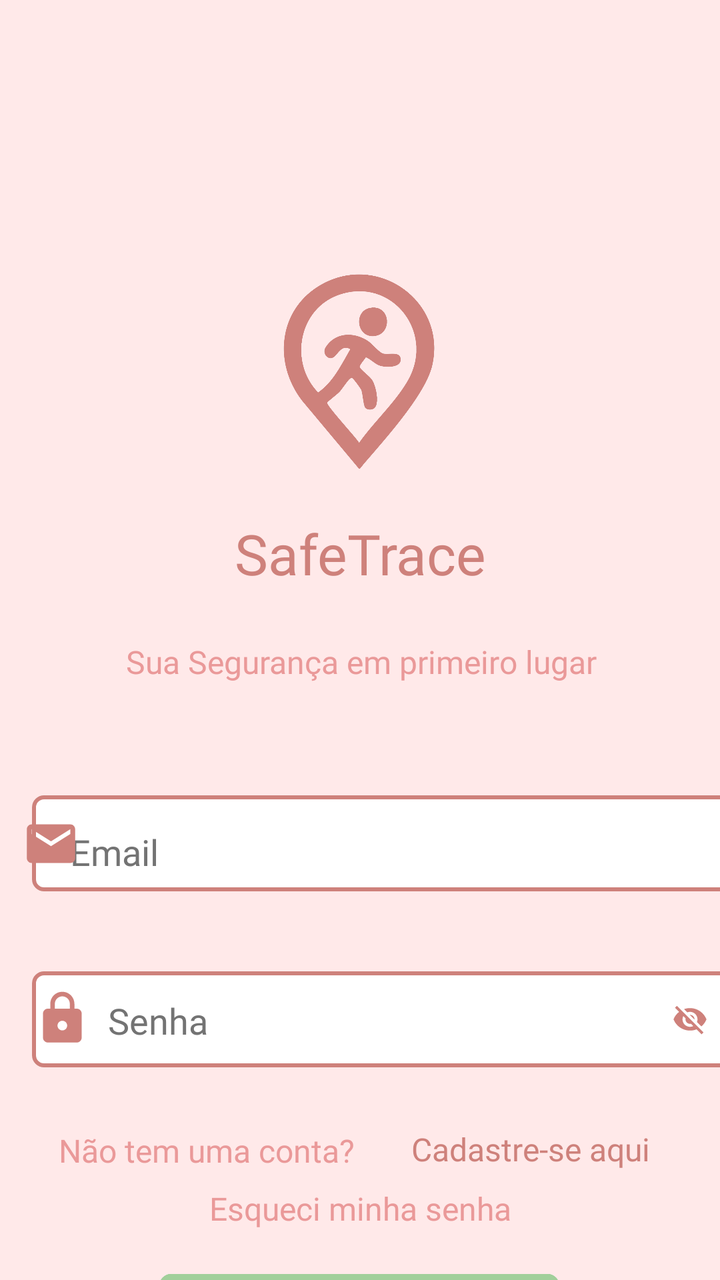
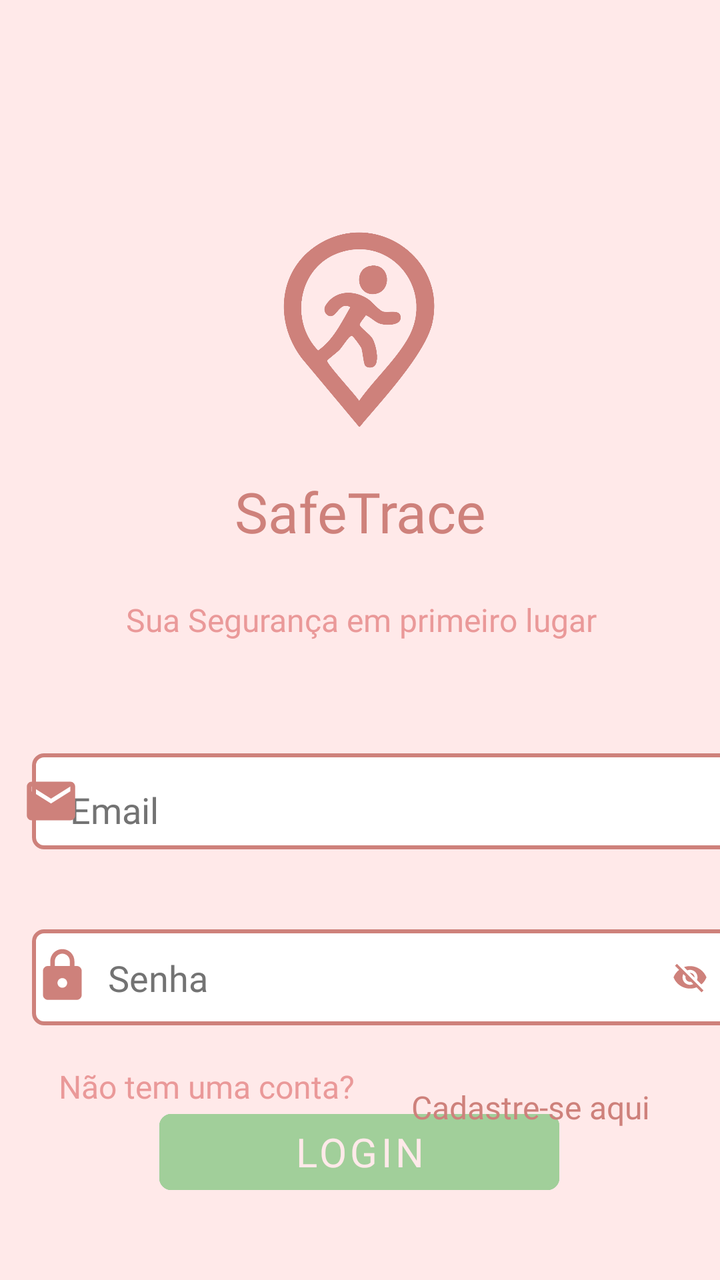

Screens rendered from an Android XML layout before and after an edit, with the pre-edit source and the edit as a unified diff.
<!-- AndroidManifest.xml: application theme Theme.SafeTrace -->
<!-- res/layout/activity_login.xml -->
<?xml version="1.0" encoding="utf-8"?>
<androidx.constraintlayout.widget.ConstraintLayout xmlns:android="http://schemas.android.com/apk/res/android"
    xmlns:app="http://schemas.android.com/apk/res-auto"
    xmlns:tools="http://schemas.android.com/tools"
    android:layout_width="match_parent"
    android:layout_height="match_parent"
    android:id="@+id/login"
    android:background="@color/fundo">

    

    <androidx.constraintlayout.widget.Guideline
        android:id="@+id/guidelineBordaTopo"
        android:layout_width="wrap_content"
        android:layout_height="wrap_content"
        android:orientation="horizontal"
        app:layout_constraintGuide_begin="200dp" />

    <androidx.constraintlayout.widget.Guideline
        android:id="@+id/guidelineBordaEsquerda"
        android:layout_width="wrap_content"
        android:layout_height="wrap_content"
        android:orientation="vertical"
        app:layout_constraintGuide_begin="16dp" />

    <androidx.constraintlayout.widget.Guideline
        android:id="@+id/guidelineBordaDireita"
        android:layout_width="wrap_content"
        android:layout_height="wrap_content"
        android:orientation="vertical"
        app:layout_constraintGuide_end="16dp" />

    <androidx.constraintlayout.widget.Guideline
        android:id="@+id/guidelineBordaFim"
        android:layout_width="wrap_content"
        android:layout_height="wrap_content"
        android:orientation="horizontal"
        app:layout_constraintGuide_end="200dp" />


    

    <ImageView
        android:id="@+id/imageViewLogo"
        android:layout_width="104dp"
        android:layout_height="103dp"
        android:layout_marginTop="135dp"
        android:layout_marginBottom="10dp"
        app:layout_constraintBottom_toTopOf="@+id/textTitulo"
        app:layout_constraintEnd_toStartOf="@+id/guidelineBordaDireita"
        app:layout_constraintHorizontal_bias="0.498"
        app:layout_constraintStart_toStartOf="@+id/guidelineBordaEsquerda"
        app:layout_constraintTop_toTopOf="parent"
        app:srcCompat="@drawable/icone" />

    <TextView
        android:id="@+id/textTitulo"
        android:layout_width="215dp"
        android:layout_height="42dp"
        android:layout_marginTop="10dp"
        android:layout_marginBottom="10dp"
        android:fontFamily="@font/poppins_semibold"
        android:text="SafeTrace"
        android:textAlignment="center"
        android:textColor="@color/primaria"
        android:textSize="28sp"
        app:layout_constraintBottom_toTopOf="@+id/textViewSuaSegurança"
        app:layout_constraintEnd_toStartOf="@+id/guidelineBordaDireita"
        app:layout_constraintStart_toStartOf="@+id/guidelineBordaEsquerda"
        app:layout_constraintTop_toBottomOf="@+id/imageViewLogo" />


    


    

    <com.google.android.material.button.MaterialButton
        android:id="@+id/buttonBordaLogin"
        android:layout_width="360dp"
        android:layout_height="60dp"
        android:layout_marginTop="20dp"
        android:backgroundTint="@color/white"
        android:fontFamily="@font/poppins"
        android:stateListAnimator="@null"
        android:text="                        "
        android:textColor="@color/primaria"
        app:cornerRadius="6dp"
        app:layout_constraintBottom_toTopOf="@+id/buttonBordaSenha"
        app:layout_constraintEnd_toStartOf="@+id/guidelineBordaDireita"
        app:layout_constraintHorizontal_bias="0.0"
        app:layout_constraintStart_toStartOf="@+id/guidelineBordaEsquerda"
        app:layout_constraintTop_toBottomOf="@+id/textViewSuaSegurança"
        app:rippleColor="@color/primaria"
        app:strokeColor="@color/primaria"
        app:strokeWidth="2dp" />

    <EditText
        android:id="@+id/editTextLogin"
        android:layout_width="290dp"
        android:layout_height="25dp"
        android:background="@android:color/transparent"
        android:ems="10"
        android:fontFamily="@font/poppins"
        android:hint="Email"
        android:inputType="textEmailAddress"
        android:textAlignment="viewStart"
        android:textColor="@color/cinza"
        android:textColorHint="@color/cinza"
        android:textSize="18sp"
        app:layout_constraintBottom_toBottomOf="@+id/buttonBordaLogin"
        app:layout_constraintEnd_toStartOf="@+id/guidelineBordaDireita"
        app:layout_constraintStart_toStartOf="@+id/buttonBordaLogin"
        app:layout_constraintTop_toTopOf="@+id/buttonBordaLogin"
        app:layout_constraintVertical_bias="0.62" />

    

    <com.google.android.material.button.MaterialButton
        android:id="@+id/buttonBordaSenha"
        android:layout_width="360dp"
        android:layout_height="60dp"
        android:layout_marginTop="28dp"
        android:layout_marginBottom="12dp"
        android:backgroundTint="@color/white"
        android:fontFamily="@font/poppins"
        android:stateListAnimator="@null"
        android:text="                        "
        android:textColor="@color/primaria"
        app:cornerRadius="6dp"
        app:layout_constraintBottom_toTopOf="@+id/textViewCadastro"
        app:layout_constraintEnd_toStartOf="@+id/guidelineBordaDireita"
        app:layout_constraintHorizontal_bias="0.0"
        app:layout_constraintStart_toStartOf="@+id/guidelineBordaEsquerda"
        app:layout_constraintTop_toBottomOf="@+id/buttonBordaLogin"
        app:rippleColor="@color/primaria"
        app:strokeColor="@color/primaria"
        app:strokeWidth="2dp" />

    <EditText
        android:id="@+id/editTextSenha"
        android:layout_width="0dp"
        android:layout_height="27dp"
        android:layout_marginStart="8dp"
        android:layout_marginEnd="8dp"
        android:background="@android:color/transparent"
        android:ems="10"
        android:fontFamily="@font/poppins"
        android:hint="Senha"
        android:inputType="textPassword"
        android:textAlignment="viewStart"
        android:textColorHint="@color/cinza"
        android:textSize="18sp"
        app:layout_constraintBottom_toBottomOf="@+id/buttonBordaSenha"
        app:layout_constraintEnd_toStartOf="@+id/imageViewToggleSenha"
        app:layout_constraintStart_toEndOf="@+id/imageView6"
        app:layout_constraintTop_toTopOf="@+id/buttonBordaSenha"
        app:layout_constraintVertical_bias="0.515" />

    <ImageView
        android:id="@+id/imageViewToggleSenha"
        android:layout_width="30dp"
        android:layout_height="30dp"
        android:layout_marginStart="8dp"
        android:layout_marginEnd="16dp"
        android:background="?attr/selectableItemBackgroundBorderless"
        android:clickable="true"
        android:focusable="true"
        android:padding="6dp"
        app:layout_constraintBottom_toBottomOf="@+id/buttonBordaSenha"
        app:layout_constraintEnd_toEndOf="@+id/buttonBordaSenha"
        app:layout_constraintStart_toEndOf="@+id/editTextSenha"
        app:layout_constraintTop_toTopOf="@+id/buttonBordaSenha"
        app:layout_constraintVertical_bias="0.5"
        app:srcCompat="@drawable/baseline_visibility_off_24" />

    

    <com.google.android.material.button.MaterialButton
        android:id="@+id/buttonLogin"
        android:layout_width="200dp"
        android:layout_height="50dp"
        android:layout_marginTop="8dp"
        android:layout_marginBottom="39dp"
        android:backgroundTint="@color/verde"
        android:fontFamily="@font/poppins_semibold"
        android:stateListAnimator="@null"
        android:text="Login"
        android:textAlignment="center"
        android:textColor="@color/fundo"
        android:textSize="20sp"
        app:cornerRadius="6dp"
        app:layout_constraintBottom_toBottomOf="parent"
        app:layout_constraintEnd_toStartOf="@+id/guidelineBordaDireita"
        app:layout_constraintHorizontal_bias="0.497"
        app:layout_constraintStart_toStartOf="@+id/guidelineBordaEsquerda"
        app:layout_constraintTop_toBottomOf="@+id/textViewEsqueciSenha"
        app:rippleColor="@color/verde"
        app:strokeColor="@color/verde"
        app:strokeWidth="2dp" />

    <TextView
        android:id="@+id/textViewCadastro"
        android:layout_width="wrap_content"
        android:layout_height="wrap_content"
        android:layout_marginStart="14dp"
        android:layout_marginTop="12dp"
        android:layout_marginEnd="45dp"
        android:layout_marginBottom="8dp"
        android:fontFamily="@font/poppins_semibold"
        android:text="Cadastre-se aqui"
        android:textAlignment="center"
        android:textColor="@color/primaria"
        android:textSize="16sp"
        app:layout_constraintBottom_toTopOf="@+id/textViewEsqueciSenha"
        app:layout_constraintEnd_toEndOf="parent"
        app:layout_constraintStart_toEndOf="@+id/textViewNaoConta"
        app:layout_constraintTop_toBottomOf="@+id/buttonBordaSenha" />

    <TextView
        android:id="@+id/textViewNaoConta"
        android:layout_width="wrap_content"
        android:layout_height="wrap_content"
        android:layout_marginStart="39dp"
        android:layout_marginTop="25dp"
        android:layout_marginEnd="14dp"
        android:layout_marginBottom="8dp"
        android:fontFamily="@font/poppins"
        android:text="Não tem uma conta?"
        android:textColor="@color/primaria_variacao"
        android:textSize="16sp"
        app:layout_constraintBottom_toTopOf="@+id/textViewEsqueciSenha"
        app:layout_constraintEnd_toStartOf="@+id/textViewCadastro"
        app:layout_constraintStart_toStartOf="parent"
        app:layout_constraintTop_toBottomOf="@+id/buttonBordaSenha" />

    <TextView
        android:id="@+id/textViewEsqueciSenha"
        android:layout_width="wrap_content"
        android:layout_height="wrap_content"
        android:layout_marginTop="60dp"
        android:layout_marginBottom="8dp"
        android:fontFamily="@font/poppins"
        android:text="Esqueci minha senha"
        android:textColor="@color/primaria_variacao"
        android:textSize="16sp"
        app:layout_constraintBottom_toTopOf="@+id/buttonLogin"
        app:layout_constraintEnd_toStartOf="@+id/guidelineBordaDireita"
        app:layout_constraintStart_toStartOf="@+id/guidelineBordaEsquerda"
        app:layout_constraintTop_toBottomOf="@+id/buttonBordaSenha" />

    <TextView
        android:id="@+id/textViewSuaSegurança"
        android:layout_width="wrap_content"
        android:layout_height="wrap_content"
        android:layout_marginStart="70dp"
        android:layout_marginTop="10dp"
        android:layout_marginEnd="69dp"
        android:layout_marginBottom="30dp"
        android:fontFamily="@font/poppins"
        android:text="Sua Segurança em primeiro lugar"
        android:textColor="@color/primaria_variacao"
        android:textSize="16sp"
        app:layout_constraintBottom_toTopOf="@+id/buttonBordaLogin"
        app:layout_constraintEnd_toEndOf="parent"
        app:layout_constraintStart_toStartOf="parent"
        app:layout_constraintTop_toBottomOf="@+id/textTitulo" />

    <ImageView
        android:id="@+id/imageView5"
        android:layout_width="29dp"
        android:layout_height="29dp"
        app:layout_constraintBottom_toBottomOf="@+id/buttonBordaLogin"
        app:layout_constraintEnd_toStartOf="@+id/editTextLogin"
        app:layout_constraintStart_toStartOf="@+id/buttonBordaLogin"
        app:layout_constraintTop_toTopOf="@+id/buttonBordaLogin"
        app:srcCompat="@drawable/baseline_email_24" />

    <ImageView
        android:id="@+id/imageView6"
        android:layout_width="30dp"
        android:layout_height="29dp"
        app:layout_constraintBottom_toBottomOf="@+id/buttonBordaSenha"
        app:layout_constraintEnd_toStartOf="@+id/editTextSenha"
        app:layout_constraintHorizontal_bias="0.458"
        app:layout_constraintStart_toStartOf="@+id/buttonBordaSenha"
        app:layout_constraintTop_toTopOf="@+id/buttonBordaSenha"
        app:layout_constraintVertical_bias="0.483"
        app:srcCompat="@drawable/baseline_lock_24" />
</androidx.constraintlayout.widget.ConstraintLayout>
<!-- resources referenced by this layout -->
<resources>
  <color name="cinza">#737373</color>
  <color name="fundo">#ffe9e9</color>
  <color name="primaria">#ce817b</color>
  <color name="primaria_variacao">#ea9999</color>
  <color name="verde">#a1cf9a</color>
  <color name="white">#FFFFFFFF</color>
  <!-- drawable baseline_email_24 (drawable) -->
  <vector xmlns:android="http://schemas.android.com/apk/res/android"
      android:width="24dp"
      android:height="24dp"
      android:viewportWidth="24"
      android:viewportHeight="24"
      android:tint="#CE817B">
      <path
          android:fillColor="@android:color/white"
          android:pathData="M20,4L4,4c-1.1,0 -1.99,0.9 -1.99,2L2,18c0,1.1 0.9,2 2,2h16c1.1,0 2,-0.9 2,-2L22,6c0,-1.1 -0.9,-2 -2,-2zM20,8l-8,5 -8,-5L4,6l8,5 8,-5v2z"/>
  </vector>
  <!-- drawable baseline_lock_24 (drawable) -->
  <vector xmlns:android="http://schemas.android.com/apk/res/android"
      android:width="24dp"
      android:height="24dp"
      android:viewportWidth="24"
      android:viewportHeight="24"
      android:tint="#CE817B">
      <path
          android:fillColor="@android:color/white"
          android:pathData="M18,8h-1L17,6c0,-2.76 -2.24,-5 -5,-5S7,3.24 7,6v2L6,8c-1.1,0 -2,0.9 -2,2v10c0,1.1 0.9,2 2,2h12c1.1,0 2,-0.9 2,-2L20,10c0,-1.1 -0.9,-2 -2,-2zM12,17c-1.1,0 -2,-0.9 -2,-2s0.9,-2 2,-2 2,0.9 2,2 -0.9,2 -2,2zM15.1,8L8.9,8L8.9,6c0,-1.71 1.39,-3.1 3.1,-3.1 1.71,0 3.1,1.39 3.1,3.1v2z"/>
  </vector>
  <!-- drawable baseline_visibility_off_24 (drawable) -->
  <vector xmlns:android="http://schemas.android.com/apk/res/android"
      android:width="24dp"
      android:height="24dp"
      android:viewportWidth="24"
      android:viewportHeight="24"
      android:tint="#CE817B">
      <path
          android:fillColor="@android:color/white"
          android:pathData="M12,7c2.76,0 5,2.24 5,5 0,0.65 -0.13,1.26 -0.36,1.83l2.92,2.92c1.51,-1.26 2.7,-2.89 3.43,-4.75 -1.73,-4.39 -6,-7.5 -11,-7.5 -1.4,0 -2.74,0.25 -3.98,0.7l2.16,2.16C10.74,7.13 11.35,7 12,7zM2,4.27l2.28,2.28 0.46,0.46C3.08,8.3 1.78,10.02 1,12c1.73,4.39 6,7.5 11,7.5 1.55,0 3.03,-0.3 4.38,-0.84l0.42,0.42L19.73,22 21,20.73 3.27,3 2,4.27zM7.53,9.8l1.55,1.55c-0.05,0.21 -0.08,0.43 -0.08,0.65 0,1.66 1.34,3 3,3 0.22,0 0.44,-0.03 0.65,-0.08l1.55,1.55c-0.67,0.33 -1.41,0.53 -2.2,0.53 -2.76,0 -5,-2.24 -5,-5 0,-0.79 0.2,-1.53 0.53,-2.2zM11.84,9.02l3.15,3.15 0.02,-0.16c0,-1.66 -1.34,-3 -3,-3l-0.17,0.01z"/>
  </vector>
  <!-- drawable icone: png bitmap (drawable, 96750 bytes) -->
  <style name="Theme.SafeTrace" parent="Theme.MaterialComponents.DayNight.NoActionBar">
          
          <item name="colorPrimary">@color/primaria</item>
          <item name="colorPrimaryVariant">@color/primaria_variacao</item>
  
          
          <item name="colorSecondary">@color/secundaria</item>
          <item name="colorSecondaryVariant">@color/secundaria_variacao</item>
  
          
          <item name="android:colorBackground">@color/fundo</item>
  
          
          <item name="android:textColorPrimary">@color/black</item>
          <item name="android:textColorSecondary">@color/secundaria</item>
  
          
          <item name="materialThemeOverlay">@style/ThemeOverlay.SafeTrace</item>
      </style>
  <color name="secundaria">#BA0606</color>
  <color name="secundaria_variacao">#762f2a</color>
  <color name="black">#FF000000</color>
  <style name="ThemeOverlay.SafeTrace" parent="ThemeOverlay.MaterialComponents.TextInputEditText.OutlinedBox">
          <item name="colorControlNormal">@color/primaria</item> 
          <item name="colorControlActivated">@color/primaria</item> 
          <item name="android:textColor">@color/primaria</item> 
          <item name="android:textColorHint">@color/primaria</item> 
      </style>
</resources>

<!-- the commit's change to res/layout/activity_login.xml (unified diff, before → after) -->
@@ -212,7 +212,7 @@
         android:textAlignment="center"
         android:textColor="@color/primaria"
         android:textSize="16sp"
-        app:layout_constraintBottom_toTopOf="@+id/textViewEsqueciSenha"
+        app:layout_constraintBottom_toTopOf="@+id/buttonLogin"
         app:layout_constraintEnd_toEndOf="parent"
         app:layout_constraintStart_toEndOf="@+id/textViewNaoConta"
         app:layout_constraintTop_toBottomOf="@+id/buttonBordaSenha" />
@@ -229,25 +229,12 @@
         android:text="Não tem uma conta?"
         android:textColor="@color/primaria_variacao"
         android:textSize="16sp"
-        app:layout_constraintBottom_toTopOf="@+id/textViewEsqueciSenha"
+        app:layout_constraintBottom_toTopOf="@+id/buttonLogin"
         app:layout_constraintEnd_toStartOf="@+id/textViewCadastro"
         app:layout_constraintStart_toStartOf="parent"
         app:layout_constraintTop_toBottomOf="@+id/buttonBordaSenha" />
 
-    <TextView
-        android:id="@+id/textViewEsqueciSenha"
-        android:layout_width="wrap_content"
-        android:layout_height="wrap_content"
-        android:layout_marginTop="60dp"
-        android:layout_marginBottom="8dp"
-        android:fontFamily="@font/poppins"
-        android:text="Esqueci minha senha"
-        android:textColor="@color/primaria_variacao"
-        android:textSize="16sp"
-        app:layout_constraintBottom_toTopOf="@+id/buttonLogin"
-        app:layout_constraintEnd_toStartOf="@+id/guidelineBordaDireita"
-        app:layout_constraintStart_toStartOf="@+id/guidelineBordaEsquerda"
-        app:layout_constraintTop_toBottomOf="@+id/buttonBordaSenha" />
+    
 
     <TextView
         android:id="@+id/textViewSuaSegurança"
